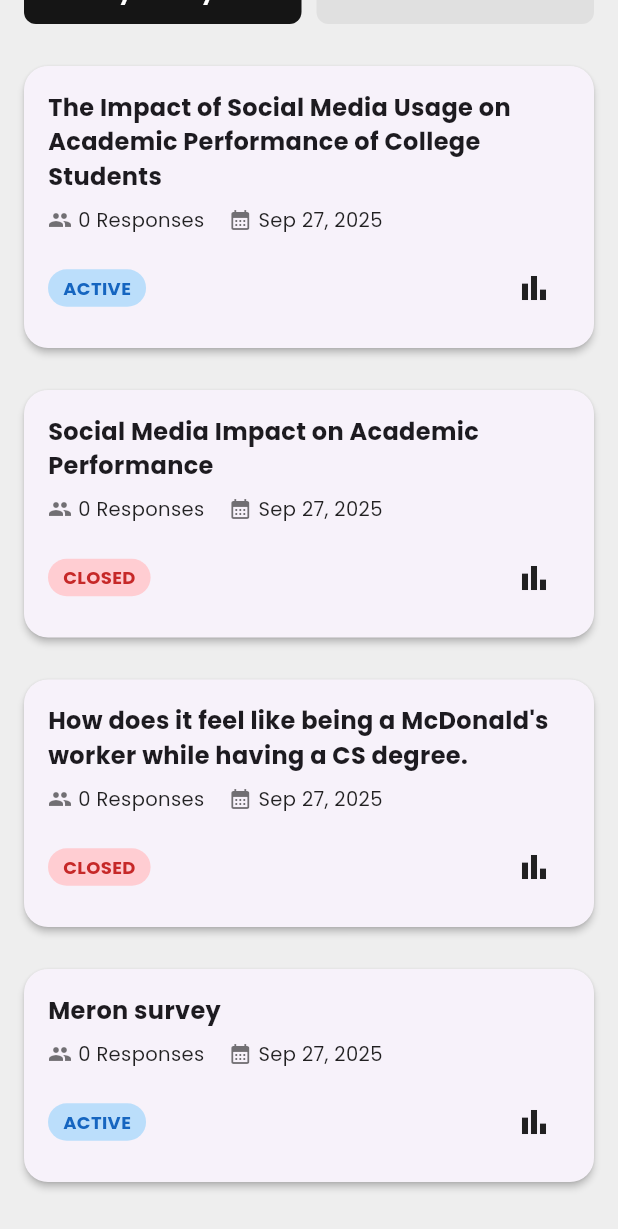
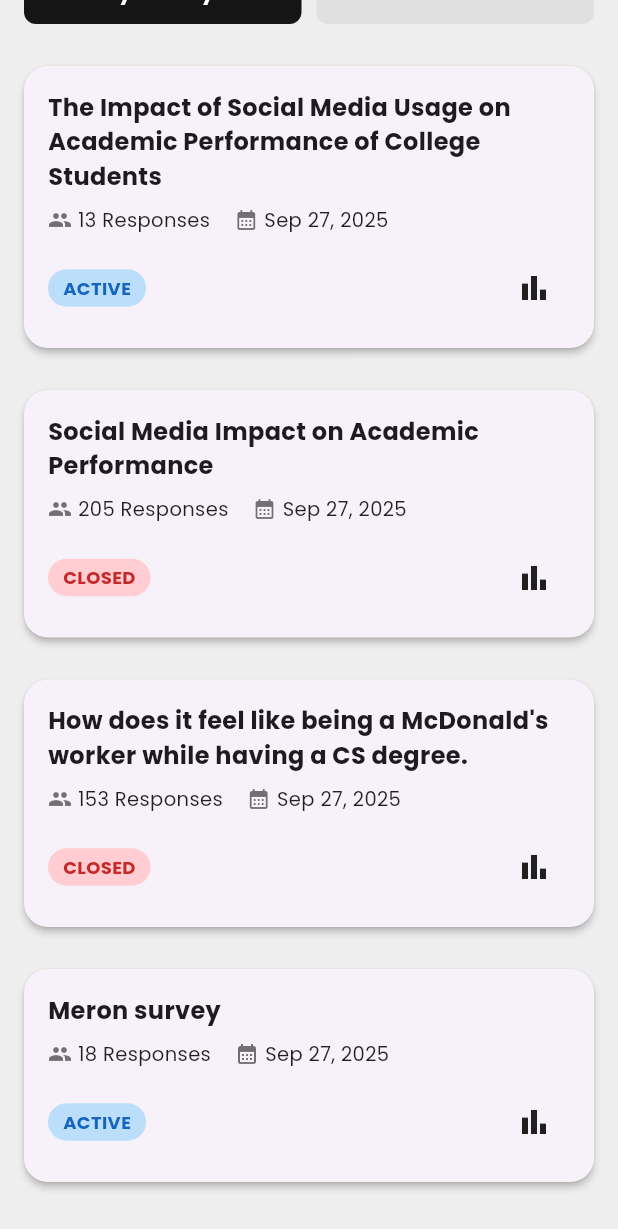
Before and after one commit to Auvryy/research-connect-app, a Flutter app: the ProfilePage screen opened directly, scrolled down 239 dp, on a phone screen of 412 x 824 dp. Shown: the top 1229 px of the screen. Run offline on Flutter 3.47's test engine with Material 3 defaults, Android fonts, the phone set to English and light mode, and no system bars; our stand-ins replace flutter_svg.

Commit message:
added response dynamically

```diff
--- a/lib/data/mock_survey.dart
+++ b/lib/data/mock_survey.dart
@@ -13,6 +13,7 @@ final List<Survey> mockSurveys = [
     createdAt: DateTime.now(),
     questions: [],
     status: true,
+    responses: 13,
   ),
   Survey(
     id: "2",
@@ -25,6 +26,7 @@ final List<Survey> mockSurveys = [
     createdAt: DateTime.now(),
     questions: [],
     status: false,
+    responses: 205,
   ),
   Survey(
     id: "3",
@@ -37,6 +39,7 @@ final List<Survey> mockSurveys = [
     createdAt: DateTime.now(),
     questions: [],
     status: false,
+    responses: 153,
   ),
   Survey(
     id: "4",
@@ -50,5 +53,6 @@ final List<Survey> mockSurveys = [
     createdAt: DateTime.now(),
     questions: [],
     status: true,
+    responses: 18,
   ),
 ];
--- a/lib/widgets/profile_survey.dart
+++ b/lib/widgets/profile_survey.dart
@@ -43,7 +43,7 @@ class ProfileSurvey extends StatelessWidget {
                 const Icon(Icons.people, size: 16, color: Colors.black54),
                 const SizedBox(width: 4),
                 Text(
-                  "$responses Responses",
+                  survey.responses.toString() + " Responses",
                   style: const TextStyle(fontSize: 13, color: Colors.black87),
                 ),
                 const SizedBox(width: 16),
```
